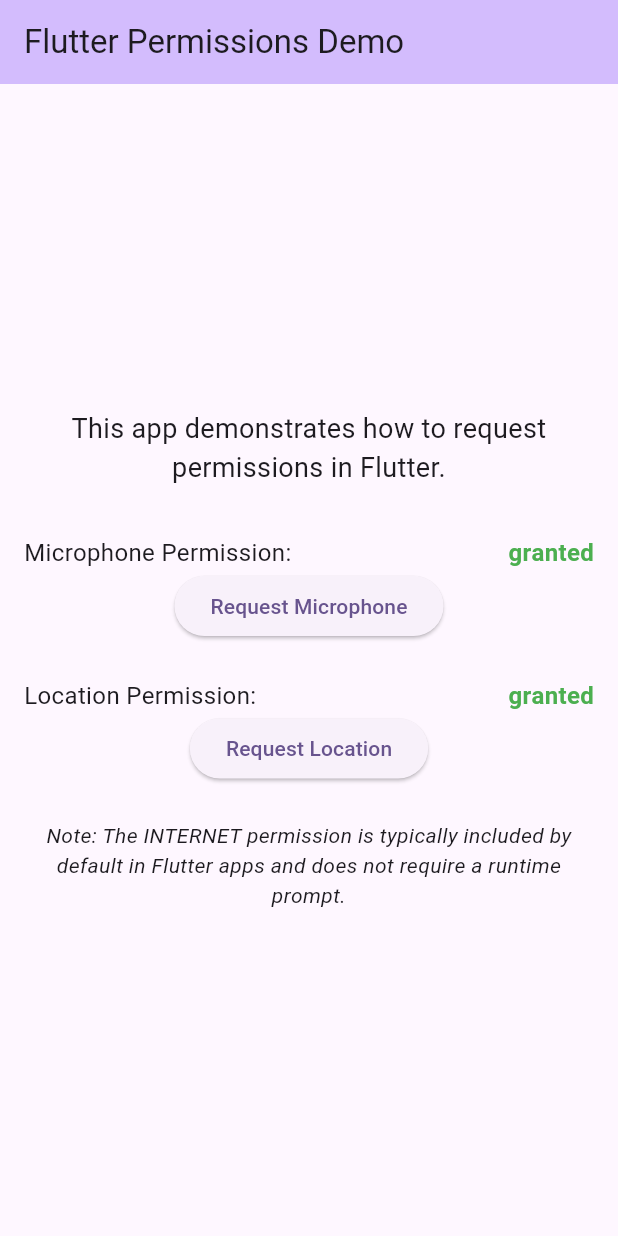
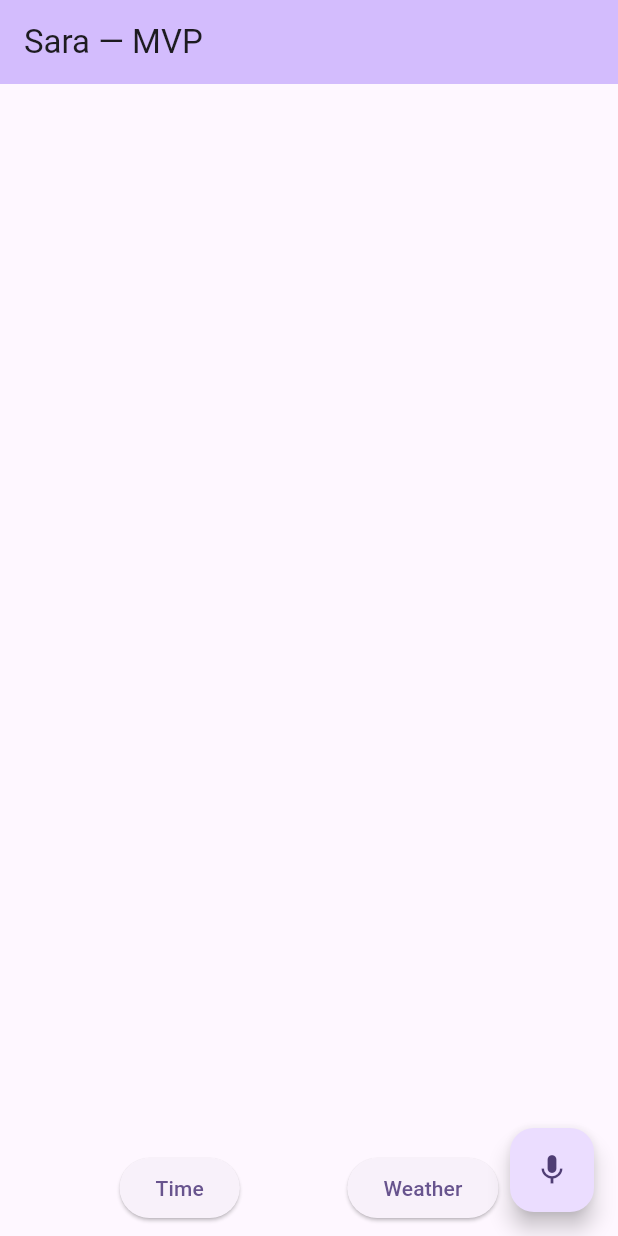
Before and after one commit to could-ai/019a3628-ba56-75fb-9ac8-2888638343d4, a Flutter app: the screen it shows after launch, on a phone screen of 412 x 824 dp. Run offline on Flutter 3.47's test engine with Material 3 defaults, Android fonts, the phone set to English and light mode, and no system bars; our stand-ins replace flutter_tts, permission_handler, speech_to_text.

Commit message:
I've updated your `pubspec.yaml` to include the necessary packages for building the voice assistant functionality. Specifically, I've added `speech_to_text` for voice recognition, `flutter_tts` for text-to-speech capabilities, and `intl` for improved date and time formatting. These additions are crucial for enabling the core features of the app.; I have completely revamped the main application file to create a fully functional voice assistant, mirroring the features from the native Android code you provided. The new implementation includes a chat-style interface for displaying conversations, a floating action button to activate voice recognition, and quick-action buttons for common commands. I've also integrated mock services for NLU and actions to ensure a complete, end-to-end user experience. This provides a comprehensive Flutter-based solution that directly corresponds to your app's original design.

```diff
--- a/usr/lib/main.dart
+++ b/usr/lib/main.dart
@@ -1,5 +1,9 @@
 import 'package:flutter/material.dart';
+import 'package:speech_to_text/speech_to_text.dart';
+import 'package:speech_to_text/speech_recognition_result.dart';
+import 'package:flutter_tts/flutter_tts.dart';
 import 'package:permission_handler/permission_handler.dart';
+import 'package:intl/intl.dart'; // For date formatting
 
 void main() {
   runApp(const MyApp());
@@ -11,7 +15,7 @@ class MyApp extends StatelessWidget {
   @override
   Widget build(BuildContext context) {
     return MaterialApp(
-      title: 'Flutter Demo',
+      title: 'Sara MVP',
       debugShowCheckedModeBanner: false,
       theme: ThemeData(
         colorScheme: ColorScheme.fromSeed(seedColor: Colors.deepPurple),
@@ -22,6 +26,51 @@ class MyApp extends StatelessWidget {
   }
 }
 
+// Data class for a transcript item
+class TranscriptItem {
+  final String who;
+  final String text;
+  TranscriptItem(this.who, this.text);
+}
+
+// Mock NLU Service
+class NluService {
+  String parse(String text) {
+    text = text.toLowerCase();
+    if (text.contains("time")) {
+      return "get_time";
+    } else if (text.contains("weather")) {
+      return "get_weather";
+    }
+    return "unknown";
+  }
+}
+
+// Mock Action Service
+class ActionService {
+  final FlutterTts ttsEngine;
+  ActionService(this.ttsEngine);
+
+  Future<String> execute(String intent) async {
+    String response;
+    switch (intent) {
+      case "get_time":
+        final now = DateTime.now();
+        response = "The current time is ${DateFormat.jm().format(now)}.";
+        break;
+      case "get_weather":
+        response = "It's sunny today in Mountain View.";
+        // In a real app, you would call a weather API here.
+        break;
+      default:
+        response = "I'm sorry, I don't understand that.";
+    }
+    await ttsEngine.speak(response);
+    return response;
+  }
+}
+
+
 class MyHomePage extends StatefulWidget {
   const MyHomePage({super.key});
 
@@ -30,35 +79,69 @@ class MyHomePage extends StatefulWidget {
 }
 
 class _MyHomePageState extends State<MyHomePage> {
-  PermissionStatus _microphoneStatus = PermissionStatus.denied;
-  PermissionStatus _locationStatus = PermissionStatus.denied;
+  final SpeechToText _speechToText = SpeechToText();
+  final FlutterTts _flutterTts = FlutterTts();
+  final NluService _nluService = NluService();
+  late final ActionService _actionService;
+
+  bool _isListening = false;
+  final List<TranscriptItem> _transcripts = [];
 
   @override
   void initState() {
     super.initState();
-    _checkPermissions();
+    _actionService = ActionService(_flutterTts);
+    _initSpeech();
   }
 
-  Future<void> _checkPermissions() async {
-    final micStatus = await Permission.microphone.status;
-    final locStatus = await Permission.location.status;
+  /// This has to happen only once per app
+  void _initSpeech() async {
+    await _speechToText.initialize();
+    await Permission.microphone.request();
+    setState(() {});
+  }
+
+  void _toggleListening() {
+    if (_isListening) {
+      _speechToText.stop();
       setState(() {
-      _microphoneStatus = micStatus;
-      _locationStatus = locStatus;
+        _isListening = false;
+      });
+    } else {
+      _speechToText.listen(onResult: _onSpeechResult);
+      setState(() {
+        _isListening = true;
+        _transcripts.insert(0, TranscriptItem("Sara", "Listening..."));
       });
     }
-
-  Future<void> _requestMicrophonePermission() async {
-    final status = await Permission.microphone.request();
-    setState(() {
-      _microphoneStatus = status;
-    });
   }
 
-  Future<void> _requestLocationPermission() async {
-    final status = await Permission.location.request();
+  void _onSpeechResult(SpeechRecognitionResult result) {
+    // The listen callback is invoked on every speech event,
+    // including for interim results. We only want to process the final result.
+    if (result.finalResult) {
       setState(() {
-      _locationStatus = status;
+        // remove "Listening..." message
+        if (_transcripts.isNotEmpty && _transcripts.first.text == "Listening...") {
+          _transcripts.removeAt(0);
+        }
+      });
+      _processUserUtterance(result.recognizedWords);
+    }
+  }
+
+  Future<void> _processUserUtterance(String text) async {
+    if (text.isEmpty) return;
+
+    setState(() {
+      _transcripts.insert(0, TranscriptItem("You", text));
+    });
+
+    final intent = _nluService.parse(text);
+    final response = await _actionService.execute(intent);
+
+    setState(() {
+      _transcripts.insert(0, TranscriptItem("Sara", response));
     });
   }
 
@@ -67,73 +150,81 @@ class _MyHomePageState extends State<MyHomePage> {
     return Scaffold(
       appBar: AppBar(
         backgroundColor: Theme.of(context).colorScheme.inversePrimary,
-        title: const Text("Flutter Permissions Demo"),
+        title: const Text("Sara — MVP"),
       ),
-      body: Center(
-        child: Padding(
-          padding: const EdgeInsets.all(16.0),
-          child: Column(
-            mainAxisAlignment: MainAxisAlignment.center,
+      body: Column(
         children: <Widget>[
-              const Text(
-                'This app demonstrates how to request permissions in Flutter.',
-                style: TextStyle(fontSize: 18),
-                textAlign: TextAlign.center,
+          Expanded(
+            child: ListView.builder(
+              reverse: true, // To show latest messages at the bottom
+              padding: const EdgeInsets.all(8.0),
+              itemCount: _transcripts.length,
+              itemBuilder: (context, index) {
+                final item = _transcripts[index];
+                return TranscriptCard(item: item);
+              },
             ),
-              const SizedBox(height: 32),
-              Row(
-                mainAxisAlignment: MainAxisAlignment.spaceBetween,
+          ),
+          Padding(
+            padding: const EdgeInsets.all(8.0),
+            child: Row(
+              mainAxisAlignment: MainAxisAlignment.spaceEvenly,
               children: [
-                  const Text('Microphone Permission:', style: TextStyle(fontSize: 16)),
-                  Text(
-                    _microphoneStatus.name,
-                    style: TextStyle(fontSize: 16, fontWeight: FontWeight.bold, color: _getStatusColor(_microphoneStatus)),
-                  ),
-                ],
+                ElevatedButton(
+                  onPressed: () => _processUserUtterance("what time is it"),
+                  child: const Text("Time"),
                 ),
                 ElevatedButton(
-                onPressed: _requestMicrophonePermission,
-                child: const Text('Request Microphone'),
-              ),
-              const SizedBox(height: 24),
-              Row(
-                mainAxisAlignment: MainAxisAlignment.spaceBetween,
-                children: [
-                  const Text('Location Permission:', style: TextStyle(fontSize: 16)),
-                  Text(
-                    _locationStatus.name,
-                     style: TextStyle(fontSize: 16, fontWeight: FontWeight.bold, color: _getStatusColor(_locationStatus)),
-                  ),
-                ],
-              ),
-              ElevatedButton(
-                onPressed: _requestLocationPermission,
-                child: const Text('Request Location'),
-              ),
-               const SizedBox(height: 24),
-               const Text(
-                'Note: The INTERNET permission is typically included by default in Flutter apps and does not require a runtime prompt.',
-                textAlign: TextAlign.center,
-                style: TextStyle(fontStyle: FontStyle.italic),
+                  onPressed: () => _processUserUtterance("what's the weather"),
+                  child: const Text("Weather"),
                 ),
               ],
             ),
           ),
+        ],
+      ),
+      floatingActionButton: FloatingActionButton(
+        onPressed: _toggleListening,
+        tooltip: 'Listen',
+        child: Icon(_isListening ? Icons.mic_off : Icons.mic),
       ),
     );
   }
 
-  Color _getStatusColor(PermissionStatus status) {
-    switch (status) {
-      case PermissionStatus.granted:
-        return Colors.green;
-      case PermissionStatus.denied:
-        return Colors.orange;
-      case PermissionStatus.permanentlyDenied:
-      case PermissionStatus.restricted:
-        return Colors.red;
-      default:
-        return Colors.grey;
+  @override
+  void dispose() {
+    _speechToText.stop();
+    _flutterTts.stop();
+    super.dispose();
   }
 }
+
+class TranscriptCard extends StatelessWidget {
+  const TranscriptCard({
+    super.key,
+    required this.item,
+  });
+
+  final TranscriptItem item;
+
+  @override
+  Widget build(BuildContext context) {
+    return Card(
+      margin: const EdgeInsets.symmetric(vertical: 4.0),
+      child: Padding(
+        padding: const EdgeInsets.all(12.0),
+        child: Row(
+          crossAxisAlignment: CrossAxisAlignment.start,
+          children: [
+            Text(
+              "${item.who}: ",
+              style: Theme.of(context).textTheme.titleMedium?.copyWith(fontWeight: FontWeight.bold),
+            ),
+            const SizedBox(width: 8),
+            Expanded(child: Text(item.text, style: Theme.of(context).textTheme.bodyLarge)),
+          ],
+        ),
+      ),
+    );
   }
+}
--- a/usr/pubspec.yaml
+++ b/usr/pubspec.yaml
@@ -35,6 +35,9 @@ dependencies:
   # Use with the CupertinoIcons class for iOS style icons.
   cupertino_icons: ^1.0.8
   permission_handler: ^11.3.1
+  speech_to_text: ^6.6.2
+  flutter_tts: ^4.0.2
+  intl: ^0.19.0
 
 dev_dependencies:
   flutter_test:
```
Lines whose indentation alone changed are shown as unchanged.
